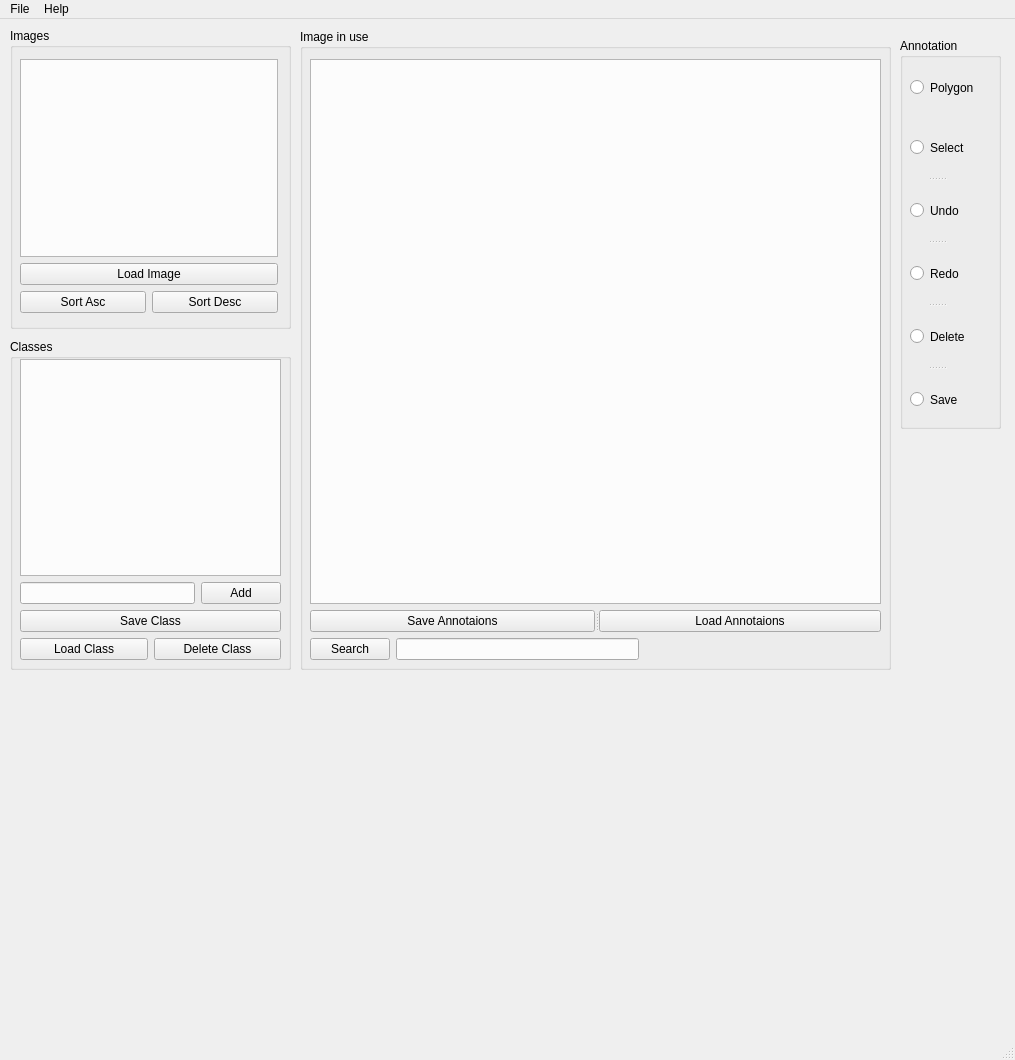
Old version of the form mainwindow.ui in the repository SDI-Group-35/Project.
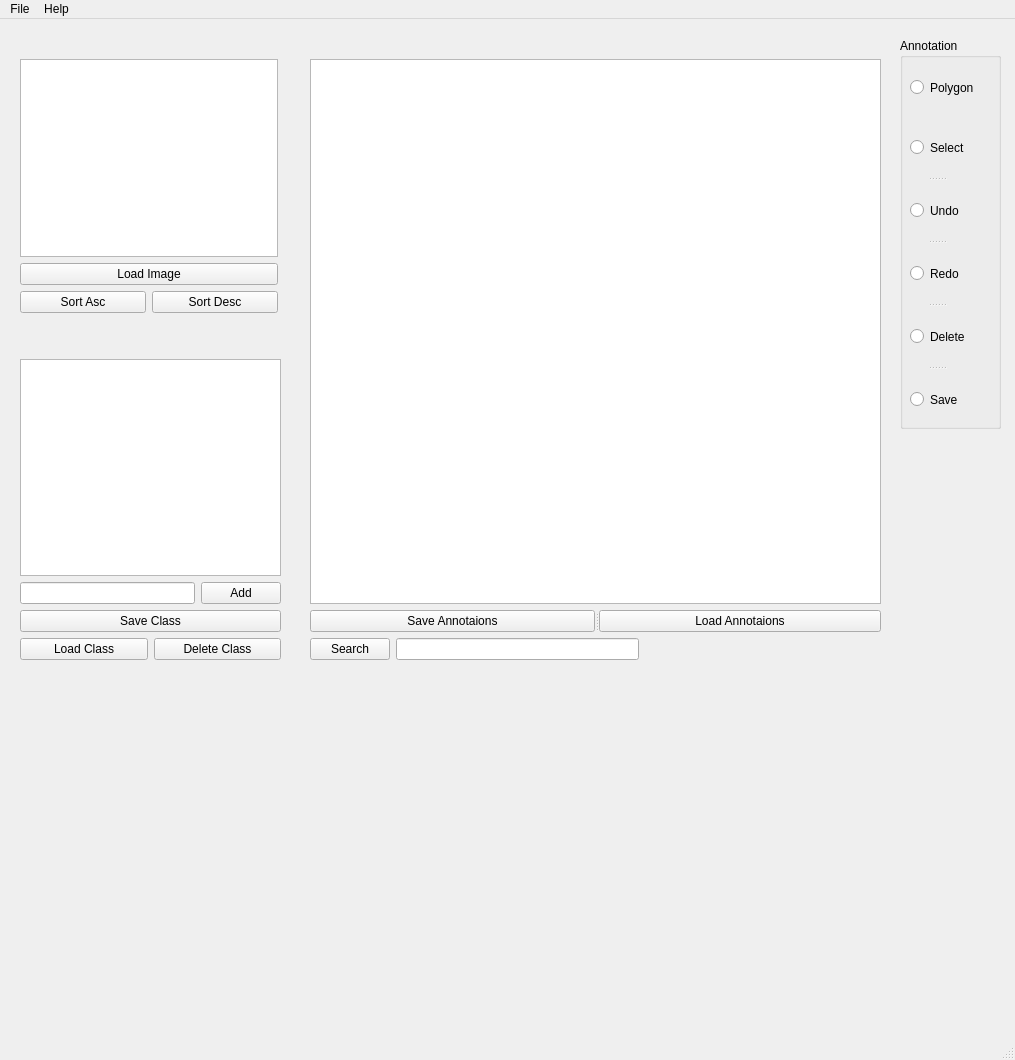
New version of the form.

The edit to the form file:
```diff
--- a/mainwindow.ui
+++ b/mainwindow.ui
@@ -151,45 +151,6 @@
      </item>
     </layout>
    </widget>
-   <widget class="QGroupBox" name="groupBox_3">
-    <property name="geometry">
-     <rect>
-      <x>300</x>
-      <y>10</y>
-      <width>591</width>
-      <height>641</height>
-     </rect>
-    </property>
-    <property name="title">
-     <string>Image in use</string>
-    </property>
-   </widget>
-   <widget class="QGroupBox" name="groupBox">
-    <property name="geometry">
-     <rect>
-      <x>10</x>
-      <y>9</y>
-      <width>281</width>
-      <height>301</height>
-     </rect>
-    </property>
-    <property name="title">
-     <string>Images</string>
-    </property>
-   </widget>
-   <widget class="QGroupBox" name="groupBox_2">
-    <property name="geometry">
-     <rect>
-      <x>10</x>
-      <y>320</y>
-      <width>281</width>
-      <height>331</height>
-     </rect>
-    </property>
-    <property name="title">
-     <string>Classes</string>
-    </property>
-   </widget>
    <widget class="QWidget" name="">
     <property name="geometry">
      <rect>
```
Left out of the diff: 3 changed lines with no effect on the pictures.
